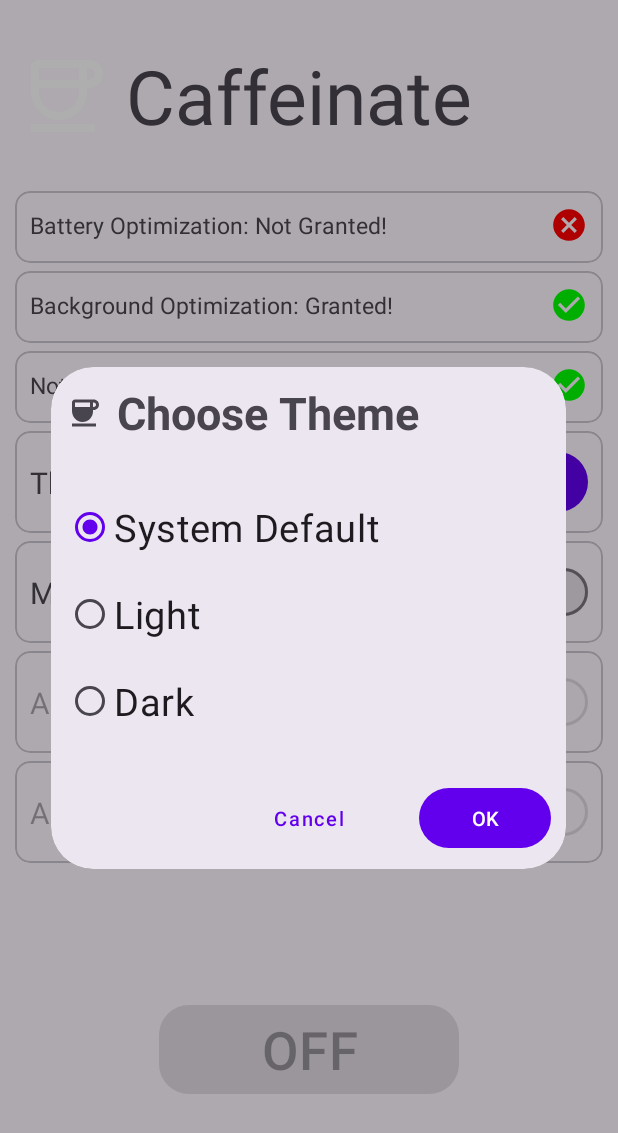
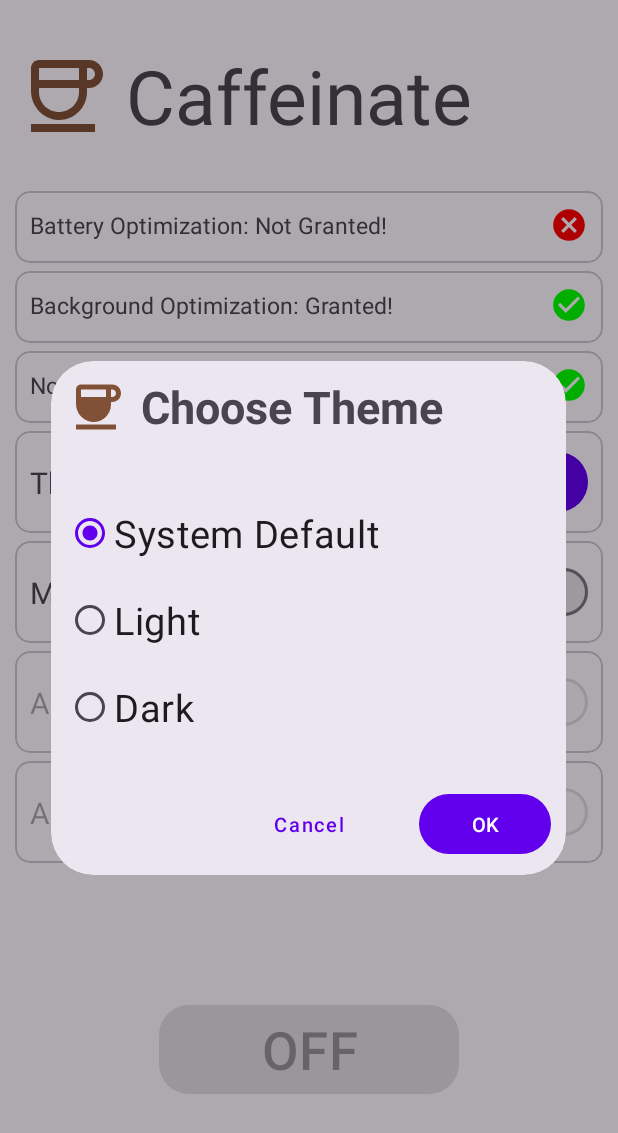
Before and after one commit to abdalmoniem/Caffeinate, an Android app: the screen it shows after launch (MainActivity), after a tap on "Theme", on a phone screen of 412 x 824 dp. Shown: the top 1133 px of the screen. Run offline under Robolectric (Android 15) with nearby library versions, the phone set to English and light mode, and no system bars.

Commit message:
modify baseline_coffee_24 icon tint in main activity and theme chooser dialog
Change-Id: I1cef0c03bc02601d924b74d6c287da9c71799c57
Signed-off-by: AbdAlMoniem AlHifnawy <hifnawy_moniem@hotmail.com>

```diff
--- a/app/src/main/res/layout/activity_main.xml
+++ b/app/src/main/res/layout/activity_main.xml
@@ -56,7 +56,8 @@
                 app:layout_constraintBottom_toBottomOf="@+id/appNameTextView"
                 app:layout_constraintEnd_toStartOf="@+id/appNameTextView"
                 app:layout_constraintStart_toStartOf="parent"
-                app:layout_constraintTop_toTopOf="@+id/appNameTextView" />
+                app:layout_constraintTop_toTopOf="@+id/appNameTextView"
+                app:tint="#ff815137" />
 
             <TextView
                 android:id="@+id/appNameTextView"
--- a/app/src/main/res/layout/dialog_choose_theme.xml
+++ b/app/src/main/res/layout/dialog_choose_theme.xml
@@ -8,14 +8,15 @@
 
     <ImageView
         android:id="@+id/dialogIcon"
-        android:layout_width="wrap_content"
-        android:layout_height="wrap_content"
+        android:layout_width="40dp"
+        android:layout_height="40dp"
         android:contentDescription="@string/choose_theme_dialog_icon"
         android:src="@drawable/baseline_coffee_24"
         app:layout_constraintBottom_toBottomOf="@+id/dialogTitle"
         app:layout_constraintEnd_toStartOf="@+id/dialogTitle"
         app:layout_constraintStart_toStartOf="parent"
-        app:layout_constraintTop_toTopOf="@+id/dialogTitle" />
+        app:layout_constraintTop_toTopOf="@+id/dialogTitle"
+        app:tint="#ff815137" />
 
     <TextView
         android:id="@+id/dialogTitle"
--- /dev/null
+++ b/app/src/main/res/values-night/themes.xml
@@ -0,0 +1,9 @@
+<resources>
+    <!-- Base application theme. -->
+    <style name="Theme.Caffeinate" parent="Theme.Material3.Dark.NoActionBar">
+        <item name="colorPrimary">#ff40c4ff</item>
+        <item name="colorPrimaryVariant">#ff00b0ff</item>
+        <item name="colorSecondary">#ff64ffda</item>
+        <item name="colorSecondaryVariant">#ff1de9b6</item>
+    </style>
+</resources>
```
